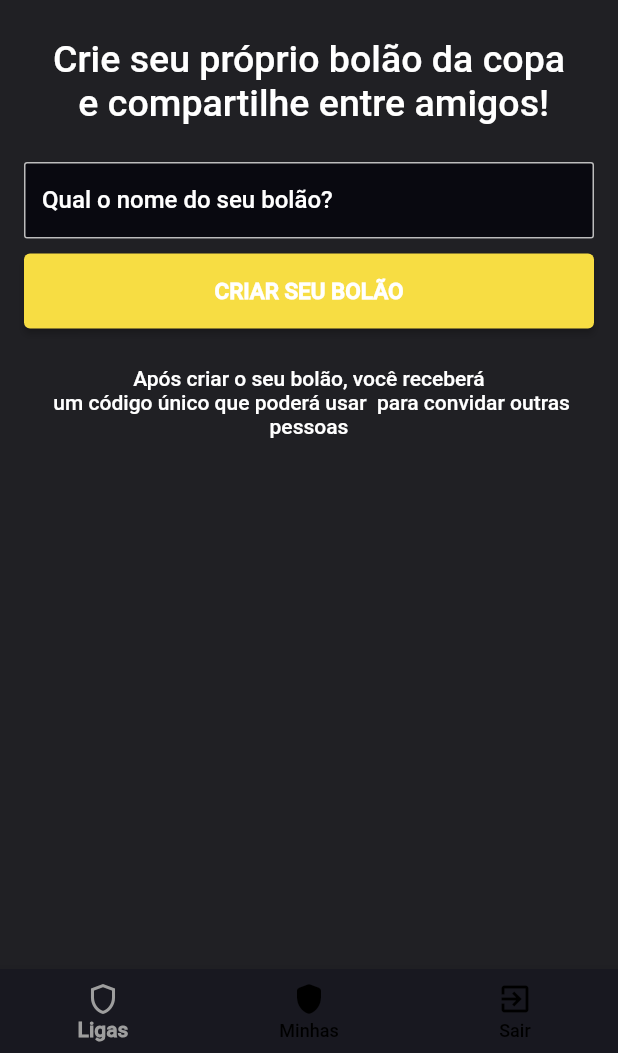
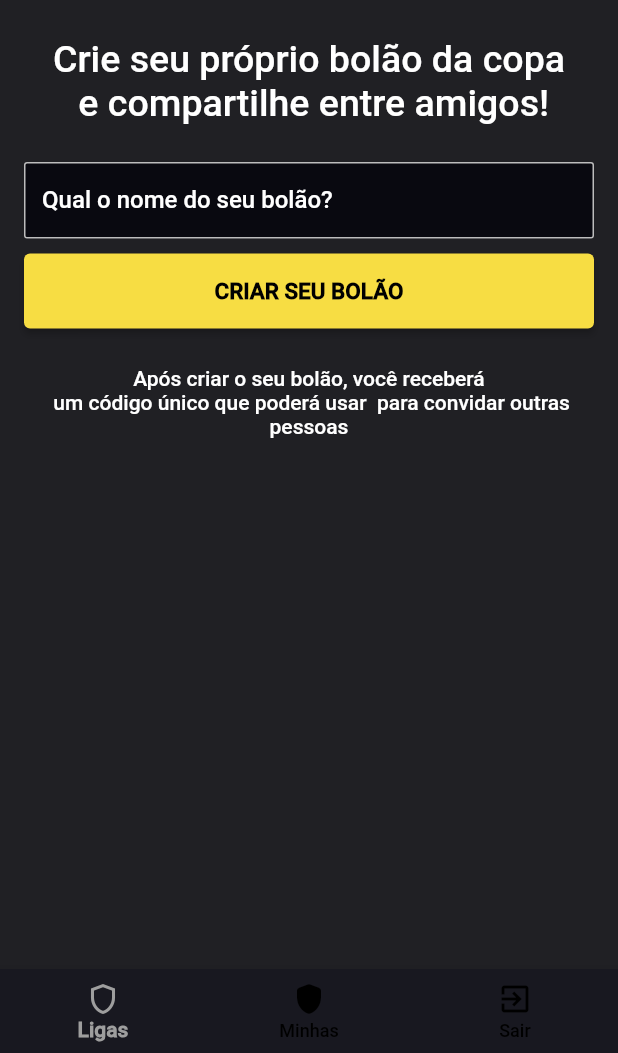
Before and after one commit to DamiaoCanndido/fifa_world_cup_2022, a Flutter app: the HomePage screen opened by its route, on a phone screen of 412 x 824 dp, the part 183-1236 px from its top. Run offline on Flutter 3.47's test engine with Material 2 defaults, Android fonts, the phone set to English and light mode, and no system bars; our stand-ins replace flutter_svg, get.

Commit message:
My bet page 1

```diff
--- a/lib/app/core/ui/fwc_ui.dart
+++ b/lib/app/core/ui/fwc_ui.dart
@@ -10,6 +10,10 @@ class FWCUI {
     appBarTheme: const AppBarTheme(
       backgroundColor: Color(0xFF181820),
     ),
+    textTheme: const TextTheme(
+        titleSmall: TextStyle(
+      color: Colors.white,
+    )),
     fontFamily: "Roboto",
     elevatedButtonTheme: ElevatedButtonThemeData(
       style: ElevatedButton.styleFrom(
--- a/lib/app/core/ui/widgets/fwc_button.dart
+++ b/lib/app/core/ui/widgets/fwc_button.dart
@@ -6,6 +6,7 @@ class FWCButton extends StatelessWidget {
   final double? width;
   final double height;
   final Color? color;
+  final Color? textColor;
 
   const FWCButton({
     super.key,
@@ -14,6 +15,7 @@ class FWCButton extends StatelessWidget {
     this.width,
     this.height = 50.0,
     this.color,
+    this.textColor = Colors.black,
   });
 
   @override
@@ -28,9 +30,10 @@ class FWCButton extends StatelessWidget {
         ),
         child: Text(
           label,
-          style: const TextStyle(
+          style: TextStyle(
             fontSize: 15,
             fontWeight: FontWeight.bold,
+            color: textColor,
           ),
         ),
       ),
--- a/lib/app/modules/home/home_controller.dart
+++ b/lib/app/modules/home/home_controller.dart
@@ -1,6 +1,8 @@
 import 'package:flutter/material.dart';
 import 'package:get/get.dart';
 import '../../core/constants/constants.dart';
+import '../my_bet/my_bet_binding.dart';
+import '../my_bet/my_bet_page.dart';
 import '../new_bet/new_bet-binding.dart';
 import '../new_bet/new_bet_page.dart';
 
@@ -32,6 +34,15 @@ class HomeController extends GetxController {
       );
     }
 
+    if (settings.name == Constants.MY) {
+      return GetPageRoute(
+        settings: settings,
+        page: () => const MyBetPage(),
+        binding: MyBetBinding(),
+        transition: Transition.fadeIn,
+      );
+    }
+
     return null;
   }
 }
--- /dev/null
+++ b/lib/app/modules/my_bet/my_bet_binding.dart
@@ -0,0 +1,9 @@
+import 'package:fwc_2022/app/modules/my_bet/my_bet_controller.dart';
+import 'package:get/get.dart';
+
+class MyBetBinding implements Bindings {
+  @override
+  void dependencies() {
+    Get.put(() => MyBetController());
+  }
+}
--- /dev/null
+++ b/lib/app/modules/my_bet/my_bet_controller.dart
@@ -0,0 +1,3 @@
+import 'package:get/get.dart';
+
+class MyBetController extends GetxController {}
--- a/lib/app/modules/signin/signin_page.dart
+++ b/lib/app/modules/signin/signin_page.dart
@@ -26,6 +26,7 @@ class SignInPage extends StatelessWidget {
               FWCButton(
                 label: "ENTRAR COM O GOOGLE",
                 color: Colors.red,
+                textColor: Colors.white,
                 width: double.infinity,
                 height: 70,
                 onPressed: () {
--- a/lib/app/routes/bet_routers.dart
+++ b/lib/app/routes/bet_routers.dart
@@ -1,7 +1,9 @@
+import 'package:fwc_2022/app/modules/my_bet/my_bet_page.dart';
 import 'package:fwc_2022/app/modules/new_bet/new_bet-binding.dart';
 import 'package:fwc_2022/app/modules/new_bet/new_bet_page.dart';
 import 'package:get/get.dart';
 import '../core/constants/constants.dart';
+import '../modules/my_bet/my_bet_binding.dart';
 
 class BetRouters {
   BetRouters._();
@@ -11,6 +13,11 @@ class BetRouters {
       name: Constants.NEW,
       page: () => const NewBetPage(),
       binding: NewBetBinding(),
+    ),
+    GetPage(
+      name: Constants.MY,
+      page: () => const MyBetPage(),
+      binding: MyBetBinding(),
     )
   ];
 }
```
Also changed, not shown: lib/app/modules/my_bet/my_bet_page.dart (added, +29 -0 lines).
